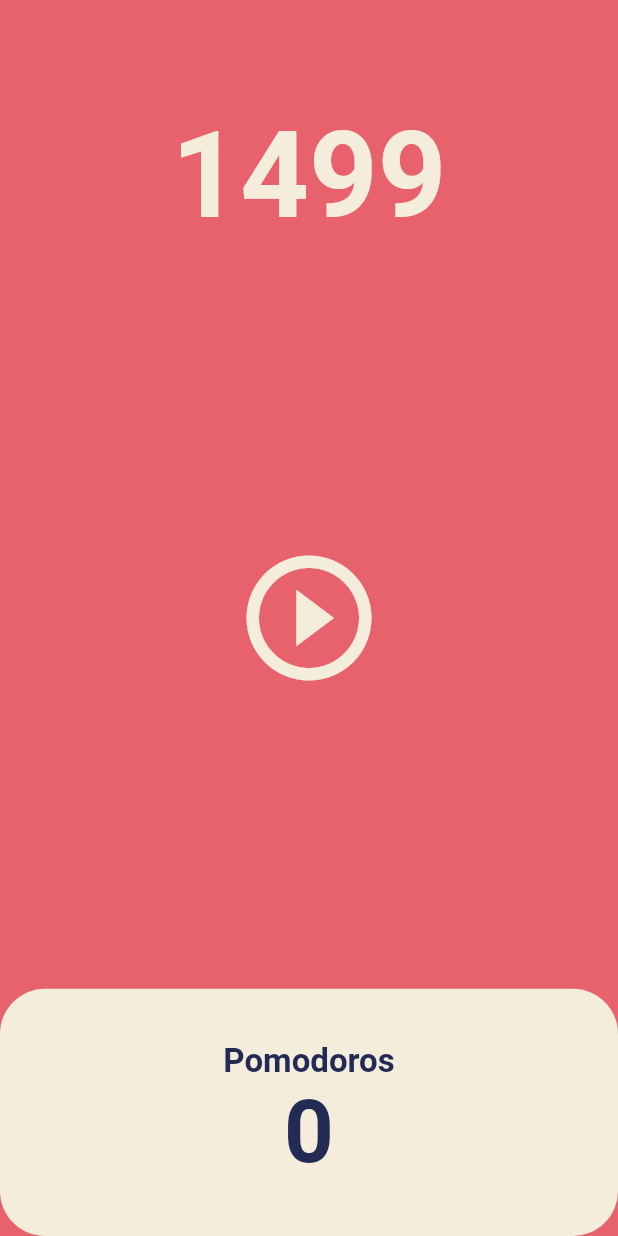
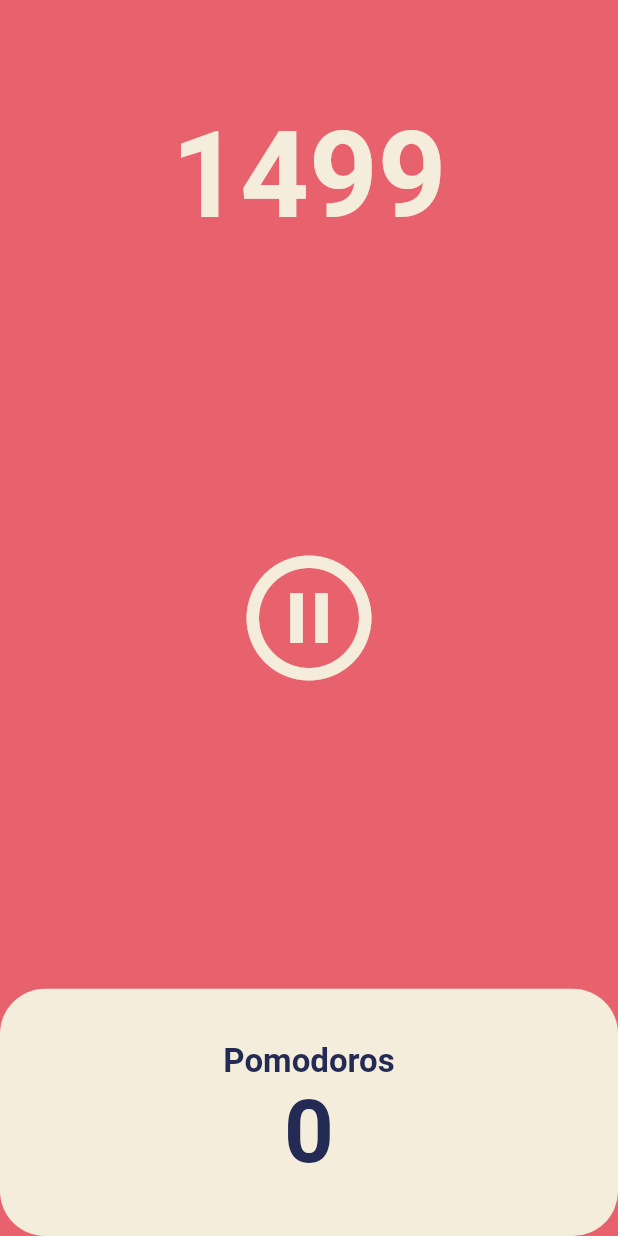
Before and after one commit to daveg7lee/toonflix, a Flutter app: the screen it shows after launch, after a tap on the "play circle outline" icon, on a phone screen of 412 x 824 dp. Run offline on Flutter 3.47's test engine with Material 2 defaults, Android fonts, the phone set to English and light mode, and no system bars.

Commit message:
Pause Play

```diff
--- a/lib/screens/home_screen.dart
+++ b/lib/screens/home_screen.dart
@@ -11,6 +11,7 @@ class HomeScreen extends StatefulWidget {
 
 class _HomeScreenState extends State<HomeScreen> {
   int totalSeconds = 1500;
+  bool isStarted = false;
   late Timer timer;
 
   void onTick(Timer timer) {
@@ -24,6 +25,16 @@ class _HomeScreenState extends State<HomeScreen> {
       const Duration(seconds: 1),
       onTick,
     );
+    setState(() {
+      isStarted = true;
+    });
+  }
+
+  void onPausePressed() {
+    timer.cancel();
+    setState(() {
+      isStarted = false;
+    });
   }
 
   @override
@@ -51,8 +62,10 @@ class _HomeScreenState extends State<HomeScreen> {
             child: IconButton(
               iconSize: 100,
               color: Theme.of(context).cardColor,
-              onPressed: onStartPressed,
-              icon: const Icon(Icons.play_circle_outline),
+              onPressed: isStarted ? onPausePressed : onStartPressed,
+              icon: Icon(isStarted
+                  ? Icons.pause_circle_outline
+                  : Icons.play_circle_outline),
             ),
           ),
         ),
```
